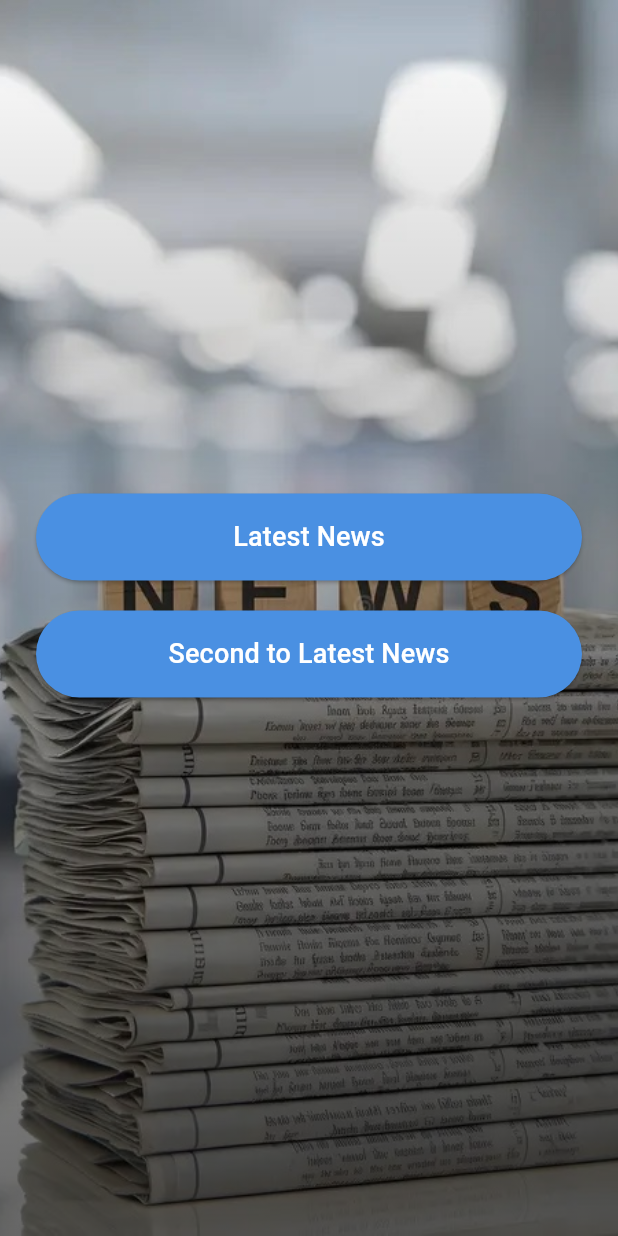
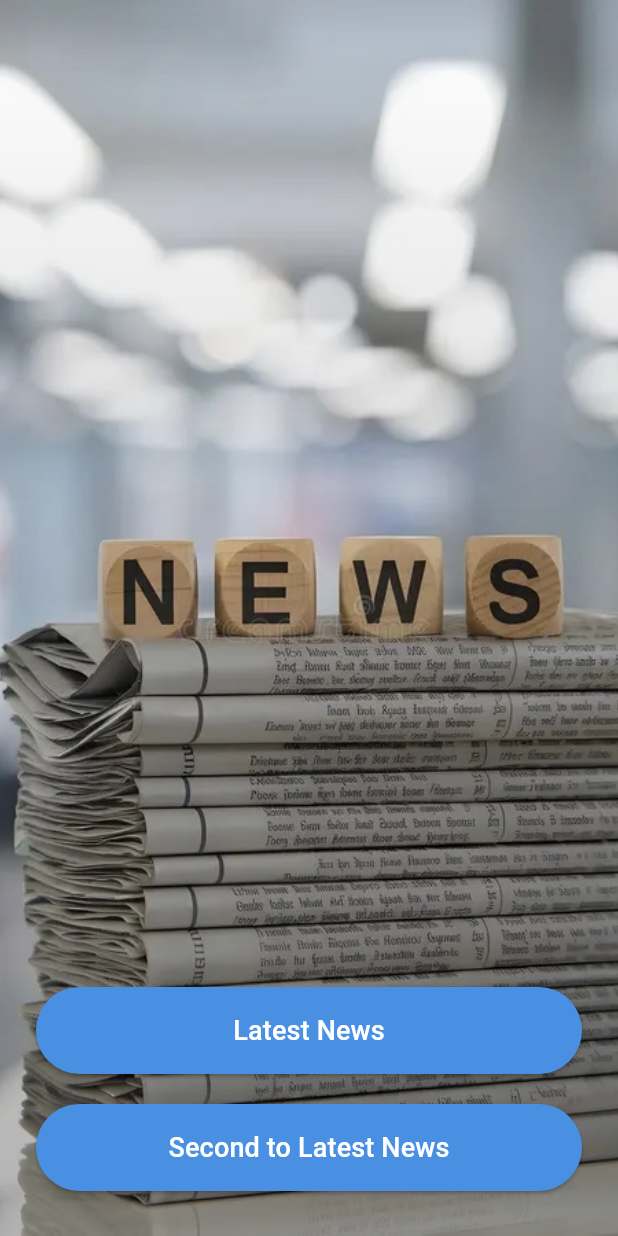
Before and after one commit to mysterI0s/SimpleNewsApplication, a Flutter app: the HomeScreen screen opened directly, after a tap on "Latest News", on a phone screen of 412 x 824 dp. Run offline on Flutter 3.47's test engine with Material 3 defaults, Android fonts, the phone set to English and light mode, and no system bars; our stand-ins replace flutter_bloc; network calls fail.

Commit message:
almost finished

```diff
--- a/lib/core/server_manager.dart
+++ b/lib/core/server_manager.dart
@@ -7,7 +7,7 @@ class ServerManager {
   String baseUrl = 'https://newsapi.org/v2';
   String apiKey = 'ae13d59febd14693a8a044071faf6bad';
 
-  Future<NewsModel> getNews() async {
+  Future<NewsModel> getNews(int index) async {
     final response = await http.get(
       Uri.parse('$baseUrl/top-headlines?country=us&apiKey=$apiKey'),
     );
@@ -15,7 +15,7 @@ class ServerManager {
     Map<String, dynamic> data = jsonDecode(response.body);
 
     if (response.statusCode == 200) {
-      return NewsModel.fromJson(data, 1);
+      return NewsModel.fromJson(data, index);
     } else {
       throw (data['message']);
     }
--- a/lib/cubit/news_cubit.dart
+++ b/lib/cubit/news_cubit.dart
@@ -8,10 +8,10 @@ class NewsCubit extends Cubit<NewsState> {
 
   ServerManager serverManager = ServerManager();
 
-  Future getNewsData() async {
-    emit(NewsLoadingState());
+  Future getNewsData(int index) async {
+    emit(NewsLoadingState(index));
     try {
-      NewsModel newsModel = await serverManager.getNews();
+      NewsModel newsModel = await serverManager.getNews(index);
       emit(NewsSuccessState(newsModel));
     } catch (e) {
       emit(NewsErrorState(e.toString()));
--- a/lib/cubit/news_state.dart
+++ b/lib/cubit/news_state.dart
@@ -4,7 +4,10 @@ abstract class NewsState {}
 
 class NewsInitialState extends NewsState {}
 
-class NewsLoadingState extends NewsState {}
+class NewsLoadingState extends NewsState {
+  final int loadingButtonIndex;
+  NewsLoadingState(this.loadingButtonIndex);
+}
 
 class NewsSuccessState extends NewsState {
   NewsModel newsModel;
--- a/lib/screens/home_screen.dart
+++ b/lib/screens/home_screen.dart
@@ -1,4 +1,7 @@
 import 'package:flutter/material.dart';
+import 'package:flutter_bloc/flutter_bloc.dart';
+import 'package:new_project/cubit/cubit.dart';
+import 'package:new_project/screens/screens.dart';
 import 'package:new_project/widgets/custom_elevated_button.dart';
 
 class HomeScreen extends StatelessWidget {
@@ -20,7 +23,7 @@ class HomeScreen extends StatelessWidget {
               decoration: BoxDecoration(
                 gradient: LinearGradient(
                   colors: [
-                    Colors.black.withOpacity(0.6),
+                    Colors.black.withOpacity(0.3),
                     Colors.transparent,
                   ],
                   begin: Alignment.bottomCenter,
@@ -29,20 +32,42 @@ class HomeScreen extends StatelessWidget {
               ),
             ),
           ),
-          Column(
-            mainAxisAlignment: MainAxisAlignment.center,
-            children: [
           Padding(
             padding: const EdgeInsets.symmetric(horizontal: 24.0),
+            child: Column(
+              mainAxisAlignment: MainAxisAlignment.end,
+              children: [
+                BlocListener<NewsCubit, NewsState>(
+                  listener: (context, NewsState state) {
+                    if (state is NewsSuccessState) {
+                      Navigator.of(context).push(
+                        MaterialPageRoute(
+                          builder: (context) => const NewsScreen(),
+                        ),
+                      );
+                    }
+                  },
                   child: Column(
                     children: [
                       Center(
                         child: SizedBox(
                           width: double.infinity,
-                          child: CustomElevatedButton(
+                          child: BlocBuilder<NewsCubit, NewsState>(
+                            builder: (context, NewsState state) {
+                              if (state is NewsLoadingState &&
+                                  state.loadingButtonIndex == 0) {
+                                return const CircularProgressIndicator();
+                              } else {
+                                return CustomElevatedButton(
                                   buttonText: 'Latest News',
-                            onPressed: () {},
-                          )),
+                                  onPressed: () async {
+                                    context.read<NewsCubit>().getNewsData(0);
+                                  },
+                                );
+                              }
+                            },
+                          ),
+                        ),
                       ),
                       const SizedBox(
                         height: 20,
@@ -50,12 +75,21 @@ class HomeScreen extends StatelessWidget {
                       Center(
                         child: SizedBox(
                           width: double.infinity,
-                          child: CustomElevatedButton(
+                          child: BlocBuilder<NewsCubit, NewsState>(
+                            builder: (context, NewsState state) {
+                              if (state is NewsLoadingState &&
+                                  state.loadingButtonIndex == 1) {
+                                return const CircularProgressIndicator();
+                              } else {
+                                return CustomElevatedButton(
                                   buttonText: 'Second to Latest News',
-                            onPressed: () {},
-                          )),
+                                  onPressed: () async {
+                                    context.read<NewsCubit>().getNewsData(1);
+                                  },
+                                );
+                              }
+                            },
                           ),
-                  ],
                         ),
                       ),
                       const SizedBox(
@@ -63,6 +97,10 @@ class HomeScreen extends StatelessWidget {
                       ),
                     ],
                   ),
+                ),
+              ],
+            ),
+          ),
         ],
       ),
     );
--- a/pubspec.yaml
+++ b/pubspec.yaml
@@ -37,6 +37,7 @@ dependencies:
   cupertino_icons: ^1.0.6
   flutter_bloc: ^8.1.6
   http: ^1.2.2
+  intl: ^0.19.0
 
 dev_dependencies:
   flutter_test:
```
Also changed, not shown: lib/main.dart (+8 -3 lines), lib/models/news_model.dart (+8 -8 lines), lib/screens/news_screen.dart (+93 -0 lines), lib/widgets/widgets.dart (deleted), pubspec.lock. Lines whose indentation alone changed are shown as unchanged.
